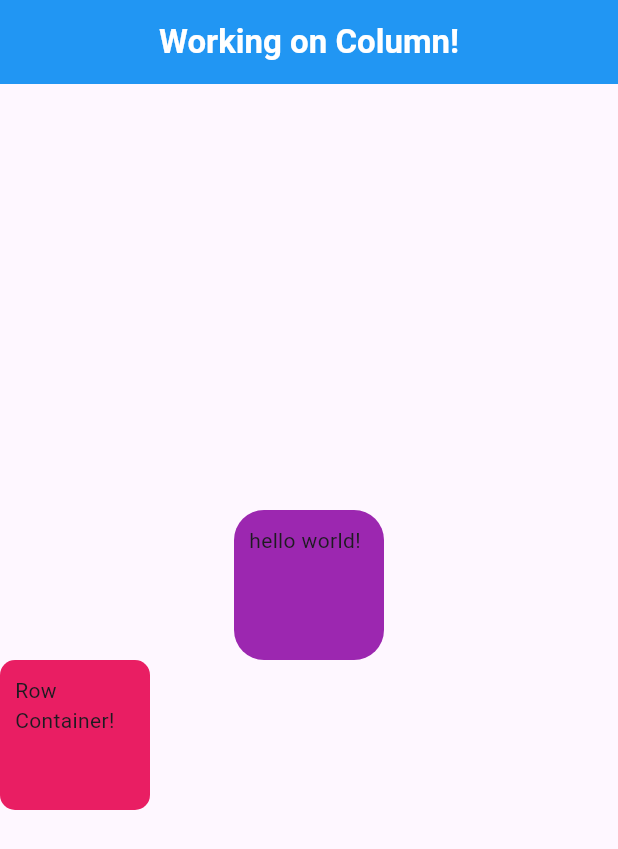
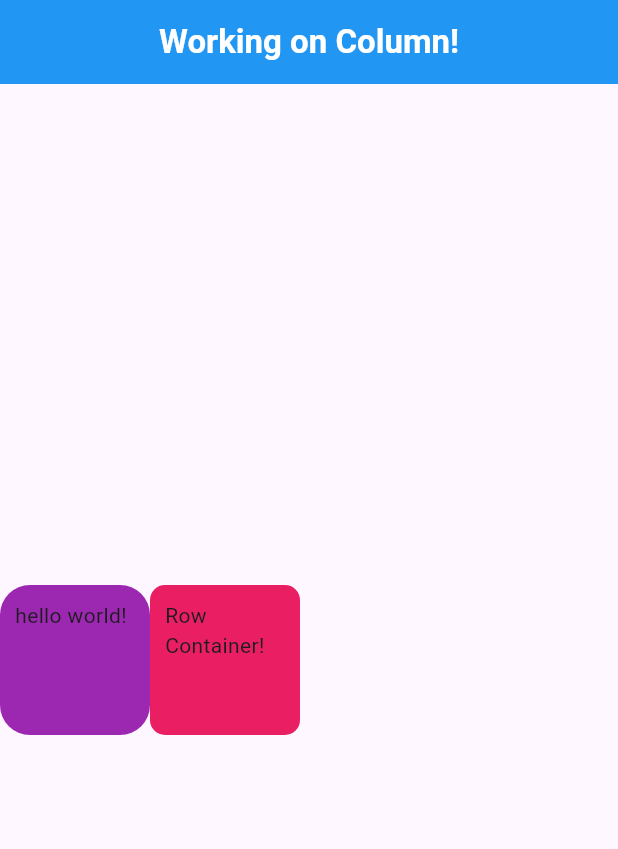
Before and after one commit to SaddamHussain157/Flutter-program-Practicing-with-very-beginner-Level, a Flutter app: the screen it shows after launch, on a phone screen of 412 x 824 dp. Shown: the top 849 px of the screen. Run offline on Flutter 3.47's test engine with Material 3 defaults, Android fonts, the phone set to English and light mode, and no system bars.

Commit message:
i have resolve the alignment of containers

```diff
--- a/lib/main.dart
+++ b/lib/main.dart
@@ -31,7 +31,10 @@ class _MyAppState extends State<MyApp> {
         mainAxisAlignment: MainAxisAlignment.center,
         children: [
           Center(
-            child: Container(
+              child: Row(
+            crossAxisAlignment: CrossAxisAlignment.end,
+            children: [
+              Container(
                 height: 100,
                 width: 100,
                 child: Text('hello world!'),
@@ -40,10 +43,6 @@ class _MyAppState extends State<MyApp> {
                     color: Colors.purple,
                     borderRadius: BorderRadius.circular(20)),
               ),
-          ),
-          Row(
-            crossAxisAlignment: CrossAxisAlignment.end,
-            children: [
               Container(
                 height: 100,
                 width: 100,
@@ -54,7 +53,7 @@ class _MyAppState extends State<MyApp> {
                     color: Colors.pink),
               )
             ],
-          )
+          )),
         ],
       ),
     );
```
Lines whose indentation alone changed are shown as unchanged.
